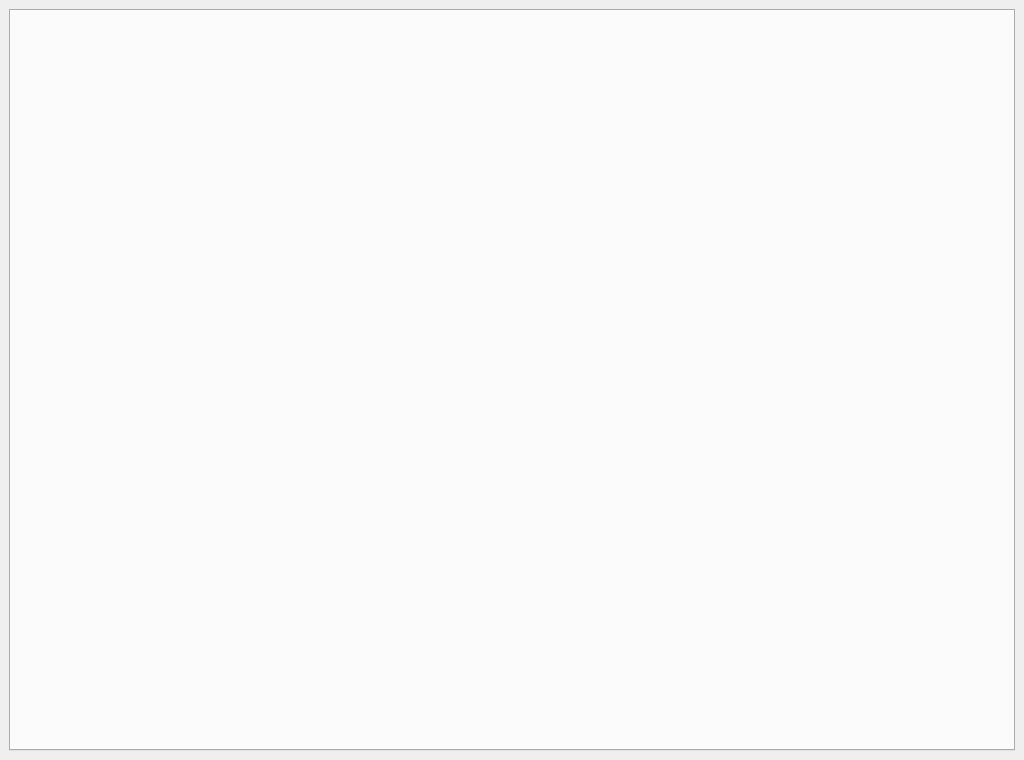
Old version of the form src/gui/admiwidget/admin/ui_admin.ui in the repository eagleqq/BaiDuFace.
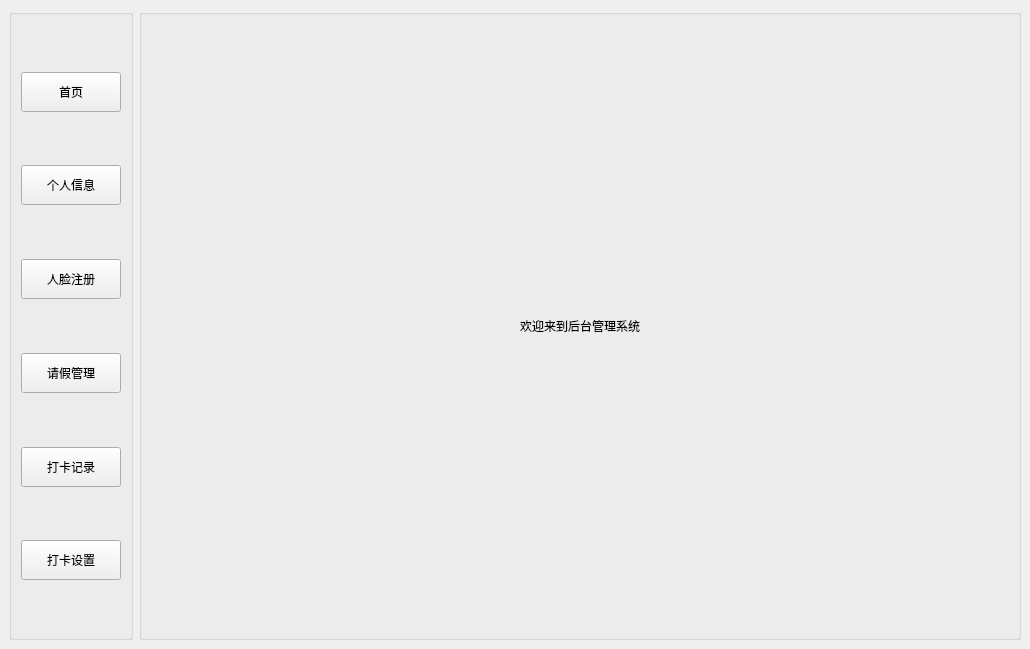
New version of the form.

Commit message: 【修改模块】添加学生界面、优化登陆界面、优化后台界面布局

The edit to the form file:
```diff
--- a/src/gui/admiwidget/admin/ui_admin.ui
+++ b/src/gui/admiwidget/admin/ui_admin.ui
@@ -6,8 +6,8 @@
    <rect>
     <x>0</x>
     <y>0</y>
-    <width>1024</width>
-    <height>760</height>
+    <width>1030</width>
+    <height>649</height>
    </rect>
   </property>
   <property name="minimumSize">
@@ -18,25 +18,288 @@
   </property>
   <property name="maximumSize">
    <size>
-    <width>99999</width>
-    <height>99999</height>
+    <width>16777215</width>
+    <height>16777215</height>
    </size>
   </property>
   <property name="windowTitle">
    <string>管理员页面</string>
   </property>
   <widget class="QWidget" name="centralwidget">
-   <layout class="QGridLayout" name="gridLayout">
-    <item row="0" column="0">
-     <widget class="QTabWidget" name="tabWidget">
-      <property name="font">
-       <font>
-        <pointsize>13</pointsize>
-       </font>
+   <layout class="QHBoxLayout" name="horizontalLayout_2">
+    <item>
+     <widget class="QGroupBox" name="groupBox">
+      <property name="styleSheet">
+       <string notr="true">font: 16pt &quot;新宋体&quot;;</string>
       </property>
-      <property name="currentIndex">
-       <number>-1</number>
+      <property name="title">
+       <string/>
       </property>
+      <layout class="QVBoxLayout" name="verticalLayout">
+       <item>
+        <spacer name="verticalSpacer">
+         <property name="orientation">
+          <enum>Qt::Vertical</enum>
+         </property>
+         <property name="sizeHint" stdset="0">
+          <size>
+           <width>20</width>
+           <height>37</height>
+          </size>
+         </property>
+        </spacer>
+       </item>
+       <item>
+        <widget class="QToolButton" name="toolButton_home">
+         <property name="minimumSize">
+          <size>
+           <width>100</width>
+           <height>40</height>
+          </size>
+         </property>
+         <property name="text">
+          <string>  首页  </string>
+         </property>
+        </widget>
+       </item>
+       <item>
+        <spacer name="verticalSpacer_2">
+         <property name="orientation">
+          <enum>Qt::Vertical</enum>
+         </property>
+         <property name="sizeHint" stdset="0">
+          <size>
+           <width>20</width>
+           <height>37</height>
+          </size>
+         </property>
+        </spacer>
+       </item>
+       <item>
+        <widget class="QToolButton" name="toolButton_personal_info">
+         <property name="minimumSize">
+          <size>
+           <width>100</width>
+           <height>40</height>
+          </size>
+         </property>
+         <property name="text">
+          <string>个人信息</string>
+         </property>
+        </widget>
+       </item>
+       <item>
+        <spacer name="verticalSpacer_6">
+         <property name="orientation">
+          <enum>Qt::Vertical</enum>
+         </property>
+         <property name="sizeHint" stdset="0">
+          <size>
+           <width>20</width>
+           <height>37</height>
+          </size>
+         </property>
+        </spacer>
+       </item>
+       <item>
+        <widget class="QToolButton" name="toolButton_face">
+         <property name="minimumSize">
+          <size>
+           <width>100</width>
+           <height>40</height>
+          </size>
+         </property>
+         <property name="text">
+          <string>人脸注册</string>
+         </property>
+        </widget>
+       </item>
+       <item>
+        <spacer name="verticalSpacer_7">
+         <property name="orientation">
+          <enum>Qt::Vertical</enum>
+         </property>
+         <property name="sizeHint" stdset="0">
+          <size>
+           <width>20</width>
+           <height>36</height>
+          </size>
+         </property>
+        </spacer>
+       </item>
+       <item>
+        <widget class="QToolButton" name="toolButton_leave_manage">
+         <property name="minimumSize">
+          <size>
+           <width>100</width>
+           <height>40</height>
+          </size>
+         </property>
+         <property name="text">
+          <string>请假管理</string>
+         </property>
+        </widget>
+       </item>
+       <item>
+        <spacer name="verticalSpacer_5">
+         <property name="orientation">
+          <enum>Qt::Vertical</enum>
+         </property>
+         <property name="sizeHint" stdset="0">
+          <size>
+           <width>20</width>
+           <height>37</height>
+          </size>
+         </property>
+        </spacer>
+       </item>
+       <item>
+        <widget class="QToolButton" name="toolButton_record">
+         <property name="minimumSize">
+          <size>
+           <width>100</width>
+           <height>40</height>
+          </size>
+         </property>
+         <property name="text">
+          <string>打卡记录</string>
+         </property>
+        </widget>
+       </item>
+       <item>
+        <spacer name="verticalSpacer_4">
+         <property name="orientation">
+          <enum>Qt::Vertical</enum>
+         </property>
+         <property name="sizeHint" stdset="0">
+          <size>
+           <width>20</width>
+           <height>37</height>
+          </size>
+         </property>
+        </spacer>
+       </item>
+       <item>
+        <widget class="QToolButton" name="toolButton_setting">
+         <property name="minimumSize">
+          <size>
+           <width>100</width>
+           <height>40</height>
+          </size>
+         </property>
+         <property name="text">
+          <string>打卡设置</string>
+         </property>
+        </widget>
+       </item>
+       <item>
+        <spacer name="verticalSpacer_3">
+         <property name="orientation">
+          <enum>Qt::Vertical</enum>
+         </property>
+         <property name="sizeHint" stdset="0">
+          <size>
+           <width>20</width>
+           <height>37</height>
+          </size>
+         </property>
+        </spacer>
+       </item>
+      </layout>
+     </widget>
+    </item>
+    <item>
+     <widget class="QGroupBox" name="groupBox_2">
+      <property name="title">
+       <string/>
+      </property>
+      <layout class="QHBoxLayout" name="horizontalLayout">
+       <item>
+        <widget class="QStackedWidget" name="stackedWidget">
+         <property name="styleSheet">
+          <string notr="true"/>
+         </property>
+         <widget class="QWidget" name="page_home">
+          <layout class="QHBoxLayout" name="horizontalLayout_4">
+           <item>
+            <layout class="QVBoxLayout" name="verticalLayout_2">
+             <item>
+              <spacer name="verticalSpacer_8">
+               <property name="orientation">
+                <enum>Qt::Vertical</enum>
+               </property>
+               <property name="sizeHint" stdset="0">
+                <size>
+                 <width>20</width>
+                 <height>40</height>
+                </size>
+               </property>
+              </spacer>
+             </item>
+             <item>
+              <layout class="QHBoxLayout" name="horizontalLayout_3">
+               <item>
+                <spacer name="horizontalSpacer">
+                 <property name="orientation">
+                  <enum>Qt::Horizontal</enum>
+                 </property>
+                 <property name="sizeHint" stdset="0">
+                  <size>
+                   <width>40</width>
+                   <height>20</height>
+                  </size>
+                 </property>
+                </spacer>
+               </item>
+               <item>
+                <widget class="QLabel" name="label">
+                 <property name="styleSheet">
+                  <string notr="true">font: 20pt &quot;新宋体&quot;;</string>
+                 </property>
+                 <property name="text">
+                  <string>欢迎来到后台管理系统</string>
+                 </property>
+                 <property name="alignment">
+                  <set>Qt::AlignCenter</set>
+                 </property>
+                </widget>
+               </item>
+               <item>
+                <spacer name="horizontalSpacer_2">
+                 <property name="orientation">
+                  <enum>Qt::Horizontal</enum>
+                 </property>
+                 <property name="sizeHint" stdset="0">
+                  <size>
+                   <width>40</width>
+                   <height>20</height>
+                  </size>
+                 </property>
+                </spacer>
+               </item>
+              </layout>
+             </item>
+             <item>
+              <spacer name="verticalSpacer_9">
+               <property name="orientation">
+                <enum>Qt::Vertical</enum>
+               </property>
+               <property name="sizeHint" stdset="0">
+                <size>
+                 <width>20</width>
+                 <height>40</height>
+                </size>
+               </property>
+              </spacer>
+             </item>
+            </layout>
+           </item>
+          </layout>
+         </widget>
+         <widget class="QWidget" name="page_2"/>
+        </widget>
+       </item>
+      </layout>
      </widget>
     </item>
    </layout>
```
The commit also changes 40 other files.
